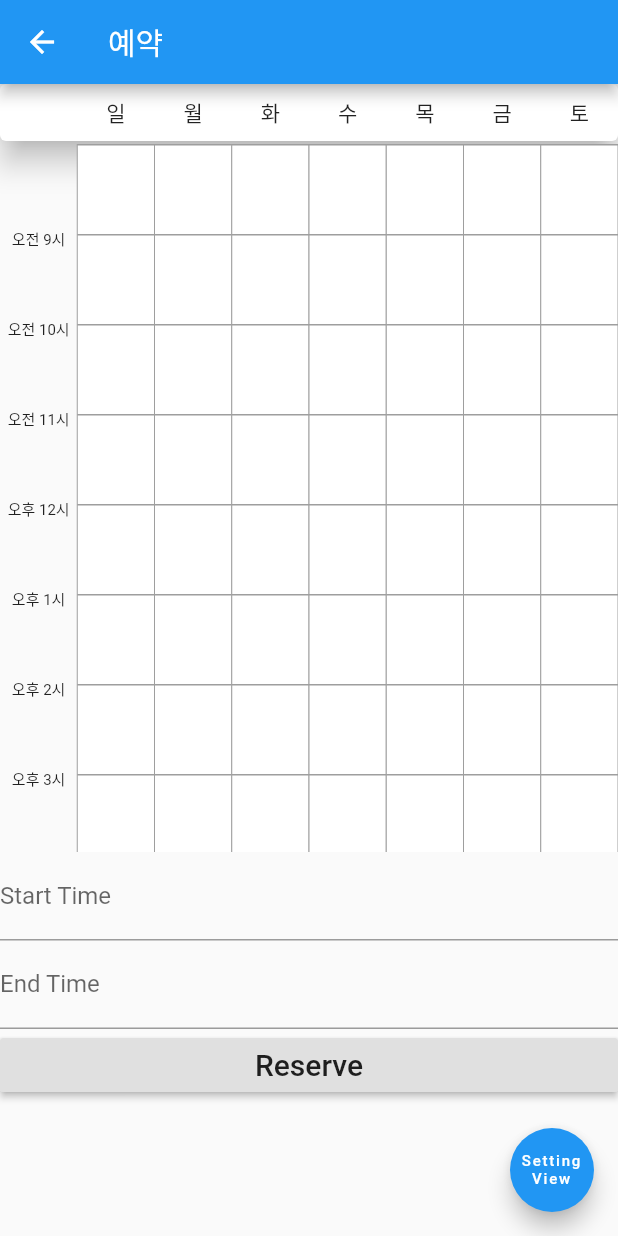
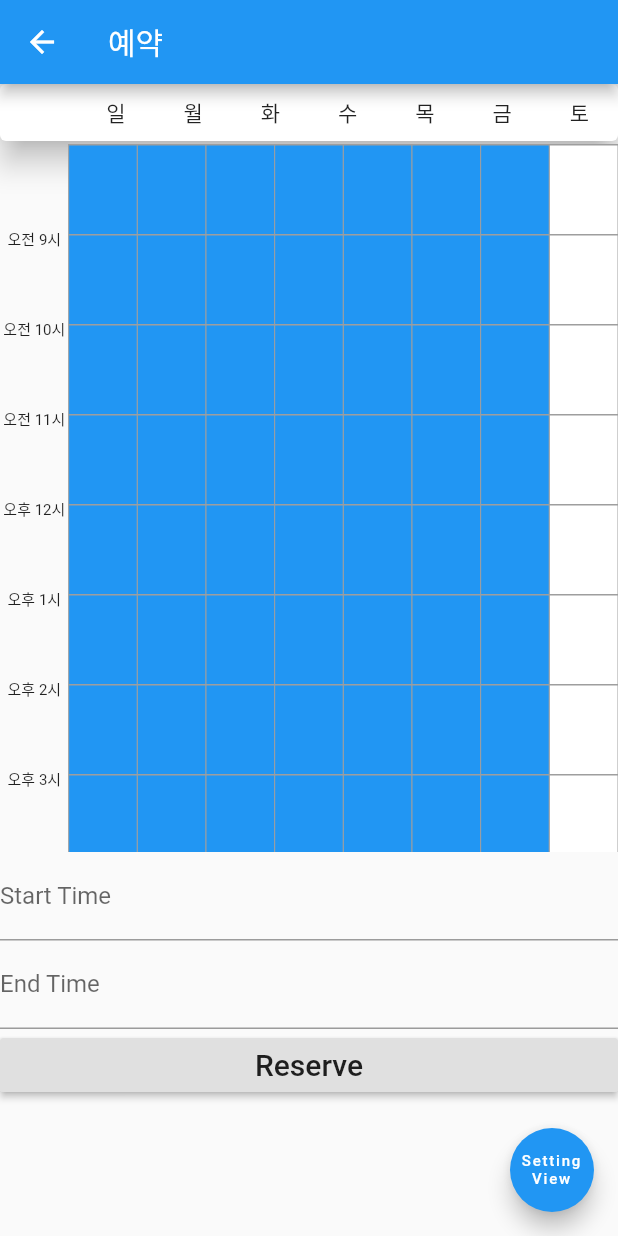
Before and after one commit to GC211SE/frontent, a Flutter app: the ReservationView screen opened by its route, on a phone screen of 412 x 824 dp. Run offline on Flutter 3.47's test engine with Material 2 defaults, Android fonts, the phone set to English and light mode, and no system bars; network calls fail.

Commit message:
다른 색으로 표시 가능 추가
다른 색으로 표시 가능 추가

```diff
--- a/lib/Widget/timetable.dart
+++ b/lib/Widget/timetable.dart
@@ -26,7 +26,7 @@ class WeeklyTimeTable extends StatefulWidget {
   WeeklyTimeTable({
     /* set color */
     this.cellColor = Colors.white,
-    this.cellSelectedColor = Colors.black,
+    this.cellSelectedColor = Colors.blue,
     this.boarderColor = Colors.grey,
     this.draggable = false,
     this.locale = "en",
@@ -79,12 +79,14 @@ class _WeeklyTimeTableState extends State<WeeklyTimeTable> {
             scrollDirection: Axis.vertical,
             itemBuilder: (BuildContext context, int index) {
               List<Widget> children = [];
+              List<Cell> cells = [];
               /* time bar (left) */
               children.add(Indicator(WeeklyTimes.times[this.locale][index]));
+              int hourskip; /// hourskip counter
               children.addAll(
-                List.generate(
                 /// 민약 lecture에 해당 시간 idx가 있을 경우 -------이거 으케함...
                 /// 2개자른걸 그려준다!
+                List.generate(
                   WeeklyTimes.dates[this.locale].length - 1,
                       (i) => Cell(
                     day: i,
@@ -92,11 +94,30 @@ class _WeeklyTimeTableState extends State<WeeklyTimeTable> {
                     cellColor: widget.cellColor,
                     cellSelectedColor: widget.cellSelectedColor,
                     boarderColor: widget.boarderColor,
+                        isLecture: false,
                   ),
                 ),
               );
+              /// add로 다바꾸면 되려나? -> 가로 세로를 바꾸도록하자
+              children.add(
+                Cell(
+                  day: 1,
+                  timeRange: index,
+                  cellColor: widget.cellColor,
+                  cellSelectedColor: widget.cellSelectedColor,
+                  boarderColor: widget.boarderColor,
+                  isLecture: true,
+                )
+              );
+              for (int count = 0; count < lec.length; count++){
+                if(int.parse(lec[count].date) == index){
+
+                }
+              }
+
               return Row(children: children);
             },
+
           ),
         ),
       ],
@@ -108,6 +129,7 @@ class _WeeklyTimeTableState extends State<WeeklyTimeTable> {
     http.Response response = await http.get(dataURL);
     setState(() {
       // TODO: change 적용이 이안에 들어가야할 듯?
+      // TODO: day 순 , time 순, 으로 정렬 필요(이게 맞는듯)
       // widgets = json.decode(response.body);
     });
   }
--- a/lib/src/anHour.dart
+++ b/lib/src/anHour.dart
@@ -9,13 +9,15 @@ class Cell extends StatefulWidget {
 
   /// 시간에 따라  cell 잘라야함
   final double height;
+  final bool isLecture;
 
   Cell({
     @required this.day,
     @required this.timeRange,
+    @required this.isLecture,
     this.height = 60.0,
     this.cellColor = Colors.white,
-    this.cellSelectedColor = Colors.black,
+    this.cellSelectedColor = Colors.blue,
     this.boarderColor = Colors.grey,
   });
 
@@ -39,7 +41,7 @@ class _CellState extends State<Cell> {
       child: Container(
         decoration: BoxDecoration(
           // color: currentColor,
-          color: widget.cellColor,
+          color: widget.isLecture ? widget.cellColor : widget.cellSelectedColor,
           border: Border(
             top: BorderSide(width: 1.0, color: widget.boarderColor),
             left: BorderSide(width: 0.0, color: widget.boarderColor),
```
Lines whose indentation alone changed are shown as unchanged.
